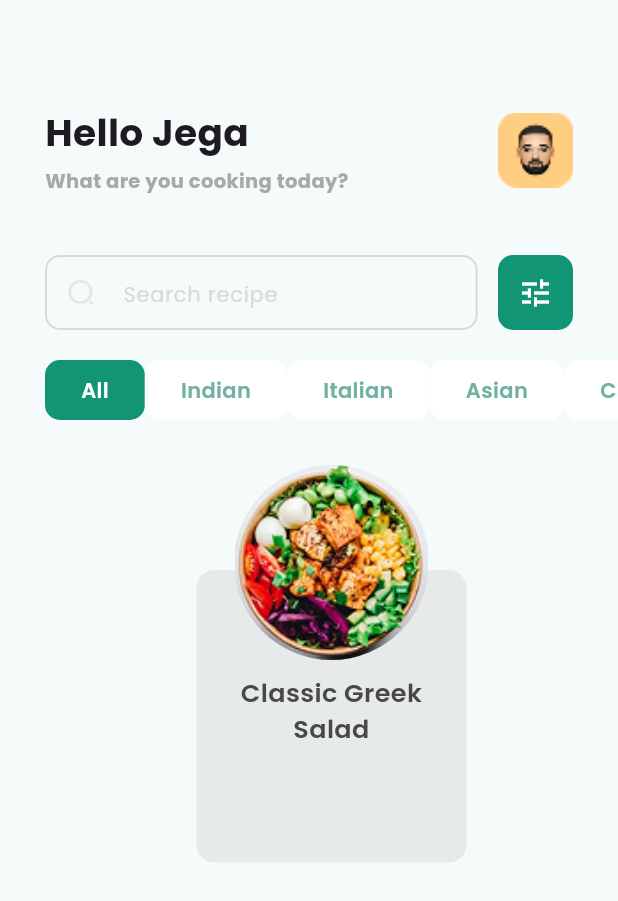
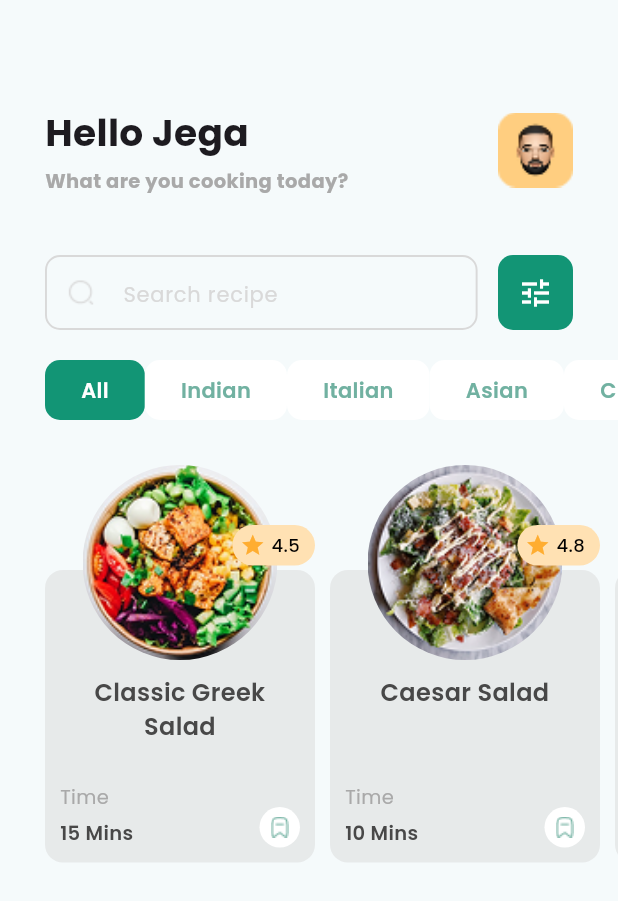
Before and after one commit to Manufacturer1/recipee_app, a Flutter app: the screen it shows after launch, on a phone screen of 412 x 824 dp. Shown: the top 901 px of the screen. Run offline on Flutter 3.47's test engine with Material 3 defaults, Android fonts, the phone set to English and light mode, and no system bars; our stand-ins replace google_fonts.

Commit message:
feat: dish carousel added

```diff
--- /dev/null
+++ b/lib/data/dish_list.dart
@@ -0,0 +1,28 @@
+import 'package:recipee_app/models/dish.dart';
+
+final List<Dish> dishes = [
+  Dish(
+    imageUrl: "assets/dish_1.png",
+    title: "Classic Greek Salad",
+    time: "15 Mins",
+    rating: 4.5,
+  ),
+  Dish(
+    imageUrl: "assets/dish_2.png",
+    title: "Caesar Salad",
+    time: "10 Mins",
+    rating: 4.8,
+  ),
+  Dish(
+    imageUrl: "assets/dish_1.png",
+    title: "Tomato Pasta",
+    time: "20 Mins",
+    rating: 4.3,
+  ),
+  Dish(
+    imageUrl: "assets/dish_2.png",
+    title: "Grilled Chicken",
+    time: "25 Mins",
+    rating: 4.7,
+  ),
+];
--- /dev/null
+++ b/lib/models/dish.dart
@@ -0,0 +1,13 @@
+class Dish {
+  final String imageUrl;
+  final String title;
+  final String time;
+  final double rating;
+
+  Dish({
+    required this.imageUrl,
+    required this.title,
+    required this.time,
+    required this.rating,
+  });
+}
--- a/lib/widgets/dishes.dart
+++ b/lib/widgets/dishes.dart
@@ -1,4 +1,5 @@
 import 'package:flutter/material.dart';
+import 'package:recipee_app/data/dish_list.dart';
 import 'package:recipee_app/widgets/food_card.dart';
 
 class Dishes extends StatefulWidget {
@@ -17,11 +18,16 @@ class _DishesState extends State<Dishes> {
         scrollDirection: Axis.horizontal,
         child: Row(
           children: [
-            Foodcard(
-              imageUrl: "assets/dish_1.png",
-              title: "Classic Greek Salad",
-              time: "12sa",
-              rating: 3.4,
+            ...dishes.map(
+              (dish) => Padding(
+                padding: const EdgeInsets.only(right: 10),
+                child: Foodcard(
+                  imageUrl: dish.imageUrl,
+                  title: dish.title,
+                  time: dish.time,
+                  rating: dish.rating,
+                ),
+              ),
             ),
           ],
         ),
--- a/lib/widgets/food_card.dart
+++ b/lib/widgets/food_card.dart
@@ -33,6 +33,9 @@ class _FoodcardState extends State<Foodcard> {
       width: 180,
       height: 195,
       child: Column(
+        mainAxisAlignment: MainAxisAlignment.spaceBetween,
+        children: [
+          Column(
             crossAxisAlignment: CrossAxisAlignment.center,
             children: [
               SizedBox(
@@ -52,6 +55,41 @@ class _FoodcardState extends State<Foodcard> {
                         ),
                       ),
                     ),
+                    Positioned(
+                      right: -10,
+                      top: -30,
+                      child: Container(
+                        padding: const EdgeInsets.only(
+                          left: 5,
+                          right: 10,
+                          top: 5,
+                          bottom: 5,
+                        ),
+                        decoration: BoxDecoration(
+                          color: const Color(0xffFFE1B3),
+                          borderRadius: BorderRadius.circular(20),
+                        ),
+                        child: Row(
+                          mainAxisSize: MainAxisSize.min,
+                          children: [
+                            Icon(
+                              Icons.star,
+                              color: Color(0xffFFAD30),
+                              size: 17,
+                            ),
+                            const SizedBox(width: 4),
+                            Text(
+                              widget.rating.toString(),
+                              style: TextStyle(
+                                fontSize: 12,
+                                fontWeight: FontWeight.w500,
+                                color: Color(0xff000000),
+                              ),
+                            ),
+                          ],
+                        ),
+                      ),
+                    ),
                   ],
                 ),
               ),
@@ -61,9 +99,58 @@ class _FoodcardState extends State<Foodcard> {
                 style: TextStyle(
                   color: Color(0xff484848),
                   fontWeight: FontWeight.w600,
-              fontSize: 17,
+                  fontSize: 16,
                 ),
                 textAlign: TextAlign.center,
+              ),
+            ],
+          ),
+          Row(
+            crossAxisAlignment: CrossAxisAlignment.end,
+            mainAxisAlignment: MainAxisAlignment.spaceBetween,
+            children: [
+              Column(
+                crossAxisAlignment: CrossAxisAlignment.start,
+                children: [
+                  Text(
+                    "Time",
+                    style: TextStyle(
+                      color: Color(0xffA9A9A9),
+                      fontWeight: FontWeight.w400,
+                      fontSize: 13,
+                    ),
+                  ),
+                  SizedBox(height: 5),
+                  Text(
+                    widget.time,
+                    style: TextStyle(
+                      color: Color(0xff484848),
+                      fontWeight: FontWeight.w600,
+                      fontSize: 13,
+                    ),
+                  ),
+                ],
+              ),
+              TextButton(
+                style: TextButton.styleFrom(
+                  backgroundColor: Colors.white,
+                  minimumSize: const Size(35, 35),
+                  padding: EdgeInsets.zero,
+                  tapTargetSize: MaterialTapTargetSize.shrinkWrap,
+                  visualDensity: VisualDensity.compact,
+                  shape: RoundedRectangleBorder(
+                    borderRadius: BorderRadius.circular(20),
+                  ),
+                ),
+                onPressed: () => {},
+                child: Image.asset(
+                  "assets/Union.png",
+                  width: 14,
+                  height: 14,
+                  fit: BoxFit.contain,
+                ),
+              ),
+            ],
           ),
         ],
       ),
```
Also changed, not shown: assets/Union.png (added), assets/Union.svg (added). Lines whose indentation alone changed are shown as unchanged.
